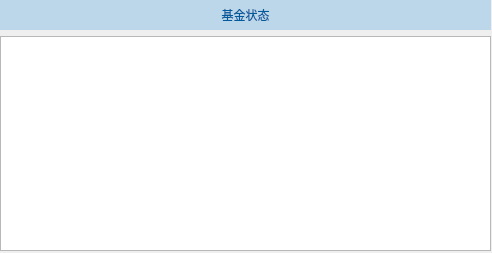
Before: the Qt Designer form fund_ui.ui in yc-How-python/Fundcatcher, drawn with Qt 5.
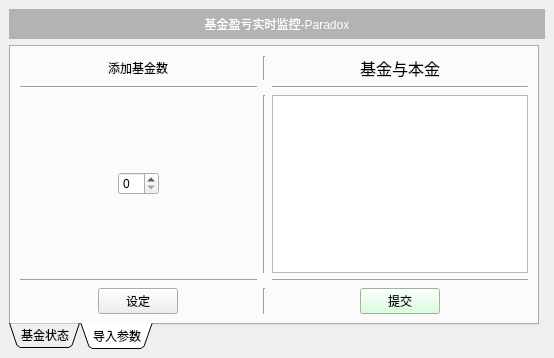
After: the same form once the commit is applied. The open tabs and pages were chosen to show the change.

```diff
--- a/fund_ui.ui
+++ b/fund_ui.ui
@@ -6,10 +6,16 @@
    <rect>
     <x>0</x>
     <y>0</y>
-    <width>492</width>
-    <height>253</height>
+    <width>554</width>
+    <height>358</height>
    </rect>
   </property>
+  <property name="sizePolicy">
+   <sizepolicy hsizetype="Fixed" vsizetype="Fixed">
+    <horstretch>0</horstretch>
+    <verstretch>0</verstretch>
+   </sizepolicy>
+  </property>
   <property name="windowTitle">
    <string>Paradox</string>
   </property>
@@ -20,32 +26,8 @@
    <string notr="true"/>
   </property>
   <widget class="QWidget" name="centralwidget">
-   <widget class="QPushButton" name="pushButton">
-    <property name="geometry">
-     <rect>
-      <x>240</x>
-      <y>260</y>
-      <width>75</width>
-      <height>23</height>
-     </rect>
-    </property>
-    <property name="text">
-     <string>起飞</string>
-    </property>
-   </widget>
-   <widget class="QWidget" name="horizontalLayoutWidget">
-    <property name="geometry">
-     <rect>
-      <x>0</x>
-      <y>0</y>
-      <width>491</width>
-      <height>251</height>
-     </rect>
-    </property>
-    <layout class="QHBoxLayout" name="horizontalLayout">
-     <item>
-      <layout class="QVBoxLayout" name="verticalLayout">
-       <item>
+   <layout class="QGridLayout" name="gridLayout">
+    <item row="0" column="0" rowspan="2" colspan="2">
         <widget class="QLabel" name="label_5">
          <property name="minimumSize">
           <size>
@@ -56,9 +38,8 @@
          <property name="styleSheet">
           <string notr="true">font: 16pt &quot;黑体&quot;;
 
-font: 16pt &quot;黑体&quot;;
-color: rgb(0, 90, 156);
-background-color: rgb(187, 215, 233);</string>
+color: rgb(255, 255, 255);
+background-color: rgb(179, 179, 179);</string>
          </property>
          <property name="frameShape">
           <enum>QFrame::NoFrame</enum>
@@ -70,7 +51,7 @@
           <number>0</number>
          </property>
          <property name="text">
-          <string>基金状态</string>
+       <string>基金盈亏实时监控-Paradox</string>
          </property>
          <property name="textFormat">
           <enum>Qt::AutoText</enum>
@@ -86,13 +67,171 @@
          </property>
         </widget>
        </item>
-       <item>
-        <widget class="QTableWidget" name="Table"/>
-       </item>
-      </layout>
-     </item>
-    </layout>
-   </widget>
+    <item row="4" column="0">
+     <widget class="QTabWidget" name="tabWidget">
+      <property name="styleSheet">
+       <string notr="true">font: 12pt &quot;黑体&quot;;</string>
+      </property>
+      <property name="tabPosition">
+       <enum>QTabWidget::South</enum>
+      </property>
+      <property name="tabShape">
+       <enum>QTabWidget::Triangular</enum>
+      </property>
+      <property name="currentIndex">
+       <number>0</number>
+      </property>
+      <widget class="QWidget" name="tab">
+       <attribute name="title">
+        <string>基金状态</string>
+       </attribute>
+       <layout class="QGridLayout" name="gridLayout_2">
+        <item row="0" column="0">
+         <widget class="QTableWidget" name="Table">
+          <property name="sizePolicy">
+           <sizepolicy hsizetype="Preferred" vsizetype="Preferred">
+            <horstretch>0</horstretch>
+            <verstretch>0</verstretch>
+           </sizepolicy>
+          </property>
+          <property name="minimumSize">
+           <size>
+            <width>0</width>
+            <height>0</height>
+           </size>
+          </property>
+          <property name="autoScroll">
+           <bool>false</bool>
+          </property>
+          <property name="editTriggers">
+           <set>QAbstractItemView::NoEditTriggers</set>
+          </property>
+          <attribute name="horizontalHeaderStretchLastSection">
+           <bool>true</bool>
+          </attribute>
+         </widget>
+        </item>
+       </layout>
+      </widget>
+      <widget class="QWidget" name="tab_2">
+       <attribute name="title">
+        <string>导入参数</string>
+       </attribute>
+       <layout class="QGridLayout" name="gridLayout_3">
+        <item row="4" column="1" alignment="Qt::AlignHCenter|Qt::AlignTop">
+         <widget class="QPushButton" name="setting">
+          <property name="styleSheet">
+           <string notr="true"/>
+          </property>
+          <property name="text">
+           <string>设定</string>
+          </property>
+         </widget>
+        </item>
+        <item row="4" column="3" alignment="Qt::AlignHCenter|Qt::AlignVCenter">
+         <widget class="QPushButton" name="sumbit">
+          <property name="styleSheet">
+           <string notr="true">background-color: rgb(208, 255, 216);
+font: 12pt &quot;黑体&quot;;</string>
+          </property>
+          <property name="text">
+           <string>提交</string>
+          </property>
+         </widget>
+        </item>
+        <item row="0" column="1" alignment="Qt::AlignHCenter">
+         <widget class="QLabel" name="label">
+          <property name="text">
+           <string>添加基金数</string>
+          </property>
+         </widget>
+        </item>
+        <item row="1" column="3">
+         <widget class="Line" name="line_5">
+          <property name="orientation">
+           <enum>Qt::Horizontal</enum>
+          </property>
+         </widget>
+        </item>
+        <item row="2" column="1" alignment="Qt::AlignHCenter|Qt::AlignVCenter">
+         <widget class="QSpinBox" name="numberoffunds"/>
+        </item>
+        <item row="0" column="2">
+         <widget class="Line" name="line_2">
+          <property name="orientation">
+           <enum>Qt::Vertical</enum>
+          </property>
+         </widget>
+        </item>
+        <item row="2" column="3" alignment="Qt::AlignHCenter|Qt::AlignTop">
+         <widget class="QTableWidget" name="Table2">
+          <property name="minimumSize">
+           <size>
+            <width>0</width>
+            <height>0</height>
+           </size>
+          </property>
+          <property name="editTriggers">
+           <set>QAbstractItemView::AllEditTriggers</set>
+          </property>
+         </widget>
+        </item>
+        <item row="2" column="2">
+         <widget class="Line" name="line">
+          <property name="orientation">
+           <enum>Qt::Vertical</enum>
+          </property>
+         </widget>
+        </item>
+        <item row="1" column="1">
+         <widget class="Line" name="line_4">
+          <property name="orientation">
+           <enum>Qt::Horizontal</enum>
+          </property>
+         </widget>
+        </item>
+        <item row="4" column="2">
+         <widget class="Line" name="line_3">
+          <property name="orientation">
+           <enum>Qt::Vertical</enum>
+          </property>
+         </widget>
+        </item>
+        <item row="0" column="3" alignment="Qt::AlignHCenter">
+         <widget class="QLabel" name="label_2">
+          <property name="font">
+           <font>
+            <family>黑体</family>
+            <pointsize>12</pointsize>
+            <weight>50</weight>
+            <italic>false</italic>
+            <bold>false</bold>
+           </font>
+          </property>
+          <property name="text">
+           <string>基金与本金</string>
+          </property>
+         </widget>
+        </item>
+        <item row="3" column="1">
+         <widget class="Line" name="line_6">
+          <property name="orientation">
+           <enum>Qt::Horizontal</enum>
+          </property>
+         </widget>
+        </item>
+        <item row="3" column="3">
+         <widget class="Line" name="line_7">
+          <property name="orientation">
+           <enum>Qt::Horizontal</enum>
+          </property>
+         </widget>
+        </item>
+       </layout>
+      </widget>
+     </widget>
+    </item>
+   </layout>
   </widget>
  </widget>
  <resources/>
```
Left out of the diff: 3 changed lines with no effect on the pictures. Lines whose indentation alone changed are shown as unchanged.
